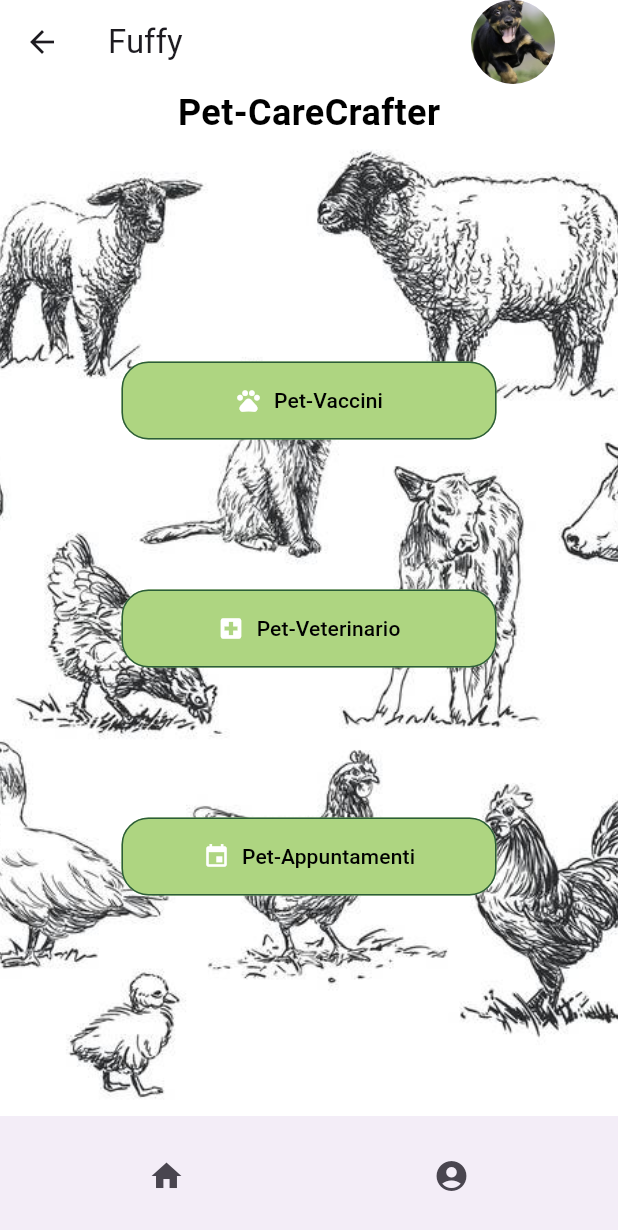
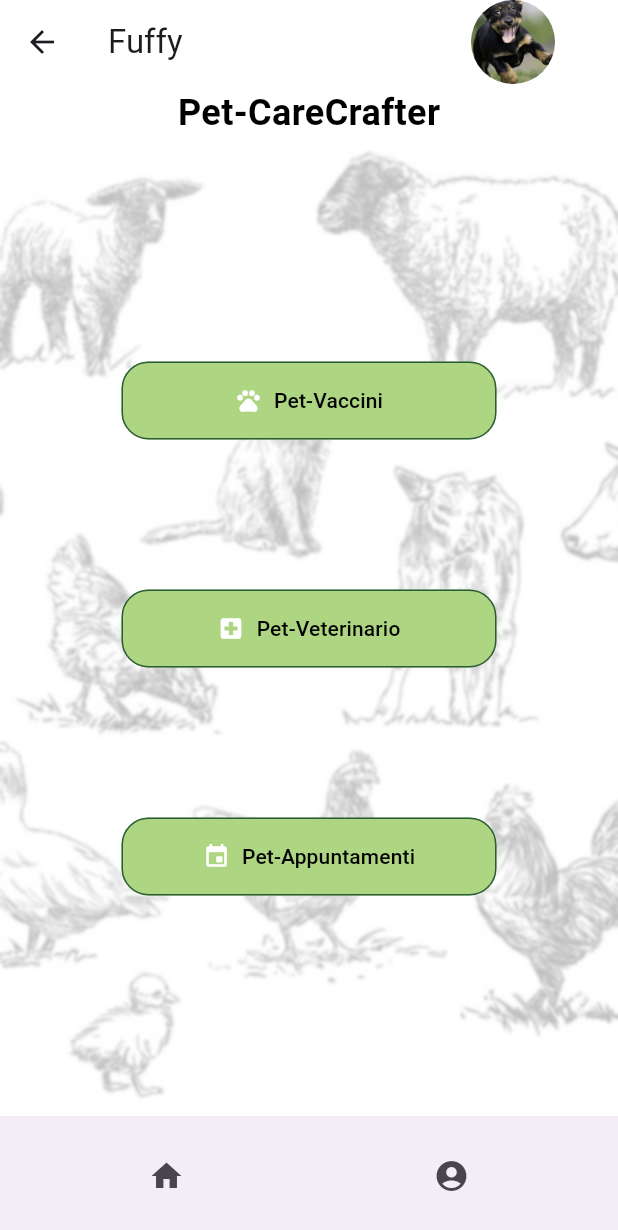
Before and after one commit to Lockyleo1/CareCrafter, a Flutter app: the PetCareCrafterPage screen opened directly, after a tap on "Fuffy", on a phone screen of 412 x 824 dp. Shown: the top 1230 px of the screen. Run offline on Flutter 3.47's test engine with Material 3 defaults, Android fonts, the light colour scheme and no system bars; our stand-ins replace image_picker, table_calendar; missing offline and left inert: flutter_pdfview, kommunicate_flutter, syncfusion_flutter_pdfviewer.

Commit message:
Aggiornamento Grafico e correzione

```diff
--- a/care_crafter/lib/screens/FascicoloSanitario.dart
+++ b/care_crafter/lib/screens/FascicoloSanitario.dart
@@ -61,7 +61,7 @@ class HealthRecordPage extends StatelessWidget {
                     width: 70,
                     height: 70,
                     decoration: BoxDecoration(
-                      color: Color(0xFF58E4FF),
+                      color: Color.fromRGBO(200, 230, 255, 1),
                       border: Border.all(color: Color(0xFF1C448E)),
                       borderRadius: BorderRadius.circular(10),
                     ),
--- a/care_crafter/lib/screens/petFSE.dart
+++ b/care_crafter/lib/screens/petFSE.dart
@@ -1,6 +1,7 @@
 import 'dart:io';
+import 'dart:ui';
+import 'package:flutter/material.dart';
 import 'package:care_crafter/widgets/custom_bottom_navigation_bar.dart';
-import 'package:flutter/material.dart';
 
 class PetFSE extends StatelessWidget {
   final String userName;
@@ -23,10 +24,9 @@ class PetFSE extends StatelessWidget {
           actions: <Widget>[
             Container(
               child: CircleAvatar(
-            radius: 70.0,
-            backgroundImage:
-                _getImageProvider(userImage),
-          ),
+                radius: 70.0,
+                backgroundImage: _getImageProvider(userImage),
+              ),
             ),
           ],
           backgroundColor: Colors.white,
@@ -34,12 +34,7 @@ class PetFSE extends StatelessWidget {
         ),
         body: Stack(
           children: [
-            Positioned.fill(
-              child: Image.asset(
-                'assets/Immagini_CareCrafter/fattoria.png',
-                fit: BoxFit.cover,
-              ),
-            ),
+            _buildBackgroundImage(),
             Column(
               crossAxisAlignment: CrossAxisAlignment.stretch,
               children: [
@@ -135,12 +130,28 @@ class PetFSE extends StatelessWidget {
             ),
           ],
         ),
-      bottomNavigationBar: CustomBottomNavigationBar(),
+        bottomNavigationBar: CustomBottomNavigationBar(),
       ),
     );
   }
 
-  ImageProvider<Object> _getImageProvider(String imagePath) {
+  Widget _buildBackgroundImage() {
+    return Container(
+      decoration: BoxDecoration(
+        image: DecorationImage(
+          image: AssetImage('assets/Immagini_CareCrafter/fattoria.png'),
+          fit: BoxFit.cover,
+        ),
+      ),
+      child: BackdropFilter(
+        filter: ImageFilter.blur(sigmaX: 1, sigmaY: 1),
+        child: Container(
+          color: const Color.fromARGB(255, 255, 255, 255).withOpacity(0.7),
+        ),
+      ),
+    );
+  }
+ImageProvider<Object> _getImageProvider(String imagePath) {
     if (imagePath.contains("assets")) {
       return AssetImage(imagePath);
     } else {
```
Also changed, not shown: care_crafter/lib/main.dart (+12 -3 lines), care_crafter/lib/widgets/ImageBackground.dart (deleted).
